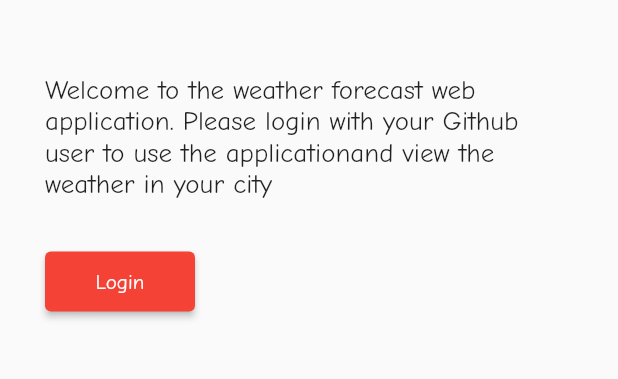
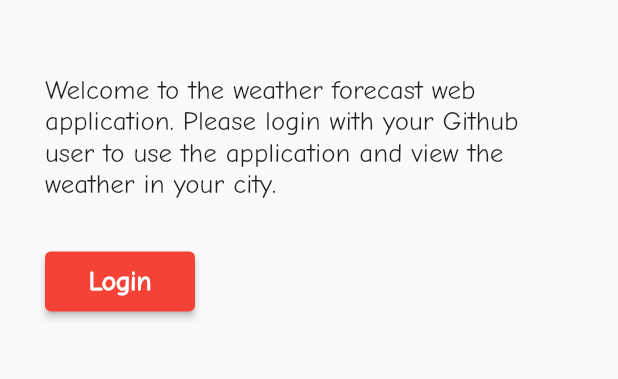
Before and after one commit to marctan/flutter_ehrlich_marc_demo, a Flutter app: the screen it shows after launch, on a phone screen of 412 x 824 dp, the part 122-501 px from its top. Run offline on Flutter 3.47's test engine with Material 2 defaults, Android fonts, the phone set to English and light mode, and no system bars.

Commit message:
Fix incorrect label spacing and use style from theme

```diff
--- a/lib/utils/constants.dart
+++ b/lib/utils/constants.dart
@@ -1,5 +1,8 @@
 class Label {
   static const welcomeText = 'Welcome to the weather forecast web application. '
-      'Please login with your Github user to use the application'
-      'and view the weather in your city';
+      'Please login with your Github user to use the application '
+      'and view the weather in your city.';
+
+  static const login = 'Login';
+  static const weatherTitle = 'Weather Forecast';
 }
--- a/lib/welcome_screen.dart
+++ b/lib/welcome_screen.dart
@@ -20,15 +20,12 @@ class WelcomeScreen extends StatelessWidget {
                     width: 70,
                     fit: BoxFit.cover,
                   ),
-                  SizedBox(
+                  const SizedBox(
                     width: 15,
                   ),
-                  const Text(
-                    'Weather Forecast',
-                    style: TextStyle(
-                      fontSize: 20,
-                      fontWeight: FontWeight.bold,
-                    ),
+                  Text(
+                    Label.weatherTitle,
+                    style: Theme.of(context).textTheme.bodyText1,
                   )
                 ],
               ),
@@ -45,7 +42,10 @@ class WelcomeScreen extends StatelessWidget {
                 child: Column(
                   crossAxisAlignment: CrossAxisAlignment.start,
                   children: [
-                    const Text(Label.welcomeText),
+                    Text(
+                      Label.welcomeText,
+                      style: Theme.of(context).textTheme.bodyText2,
+                    ),
                     const SizedBox(
                       height: 30,
                     ),
@@ -55,7 +55,13 @@ class WelcomeScreen extends StatelessWidget {
                         backgroundColor: Theme.of(context).primaryColor,
                       ),
                       onPressed: () {},
-                      child: const Text('Login'),
+                      child: Text(
+                        Label.login,
+                        style: Theme.of(context).textTheme.bodyText2?.copyWith(
+                              color: Colors.white,
+                              fontWeight: FontWeight.bold,
+                            ),
+                      ),
                     )
                   ],
                 ),
```
